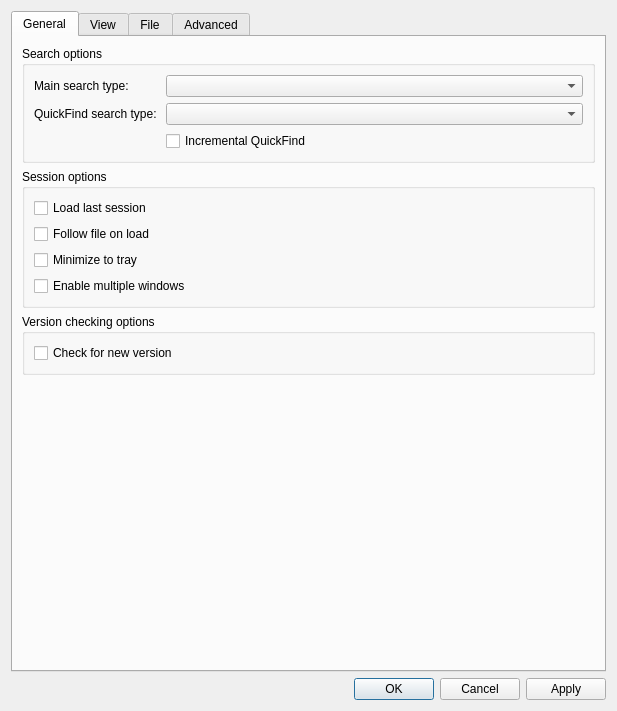
Before: the Qt Designer form src/ui/include/optionsdialog.ui in ykk136/klogg, drawn with Qt 5.
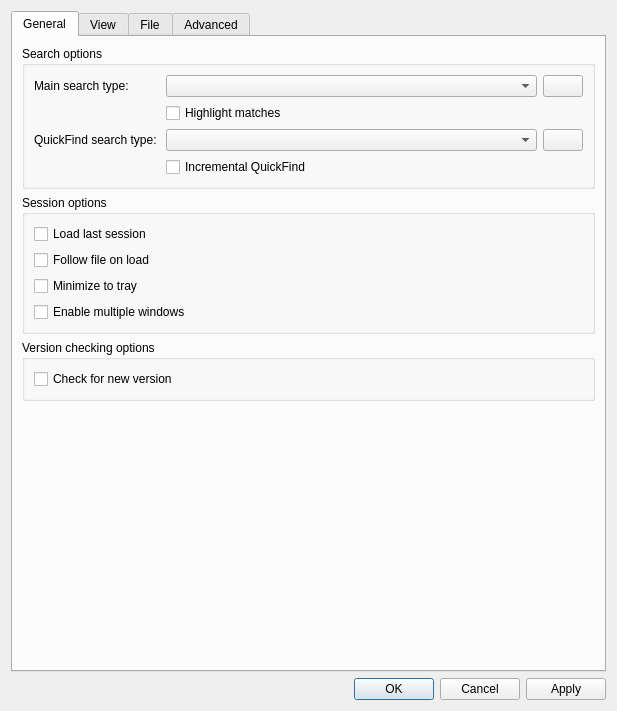
After: the same form once the commit is applied.

Commit message:
Add highlight for matching patterns
As mentioned in #240 this adds highlight for part of lines that match
regex search strings. Color can be configured from general options
dialog. This does not work in boolean combination mode.

The edit to the form file:
```diff
--- a/src/ui/include/optionsdialog.ui
+++ b/src/ui/include/optionsdialog.ui
@@ -47,6 +47,16 @@
          <layout class="QVBoxLayout" name="verticalLayout_4">
           <item>
            <layout class="QGridLayout" name="gridLayout">
+            <item row="5" column="1">
+             <widget class="QCheckBox" name="incrementalCheckBox">
+              <property name="layoutDirection">
+               <enum>Qt::LeftToRight</enum>
+              </property>
+              <property name="text">
+               <string>Incremental QuickFind</string>
+              </property>
+             </widget>
+            </item>
             <item row="0" column="0">
              <widget class="QLabel" name="label_3">
               <property name="text">
@@ -64,14 +74,28 @@
               </property>
              </widget>
             </item>
-            <item row="1" column="0">
+            <item row="2" column="2">
+             <widget class="QPushButton" name="quickFindColorButton">
+              <property name="text">
+               <string/>
+              </property>
+             </widget>
+            </item>
+            <item row="2" column="0">
              <widget class="QLabel" name="label_4">
               <property name="text">
                <string>QuickFind search type: </string>
               </property>
              </widget>
             </item>
-            <item row="1" column="1">
+            <item row="0" column="2">
+             <widget class="QPushButton" name="mainSearchColorButton">
+              <property name="text">
+               <string/>
+              </property>
+             </widget>
+            </item>
+            <item row="2" column="1">
              <widget class="QComboBox" name="quickFindSearchBox">
               <property name="sizePolicy">
                <sizepolicy hsizetype="Expanding" vsizetype="Fixed">
@@ -81,13 +105,10 @@
               </property>
              </widget>
             </item>
-            <item row="4" column="1">
-             <widget class="QCheckBox" name="incrementalCheckBox">
-              <property name="layoutDirection">
-               <enum>Qt::LeftToRight</enum>
-              </property>
+            <item row="1" column="1">
+             <widget class="QCheckBox" name="highlightMainSearchCheckBox">
               <property name="text">
-               <string>Incremental QuickFind</string>
+               <string>Highlight matches</string>
               </property>
              </widget>
             </item>
```
The commit also changes 8 other files.
